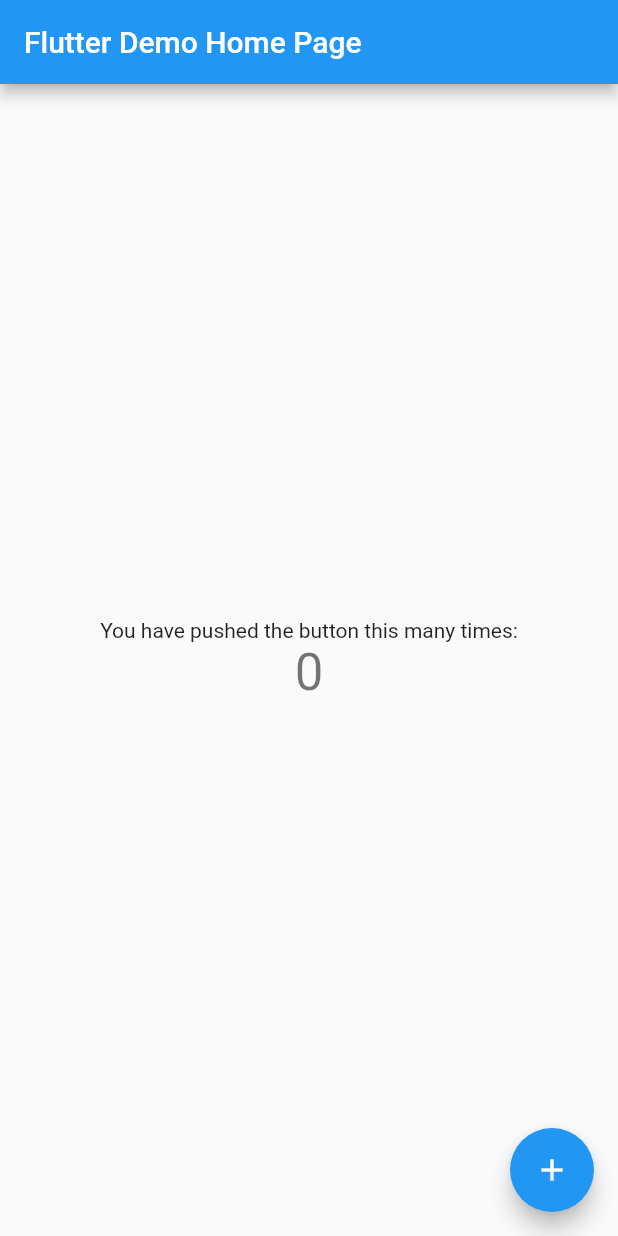
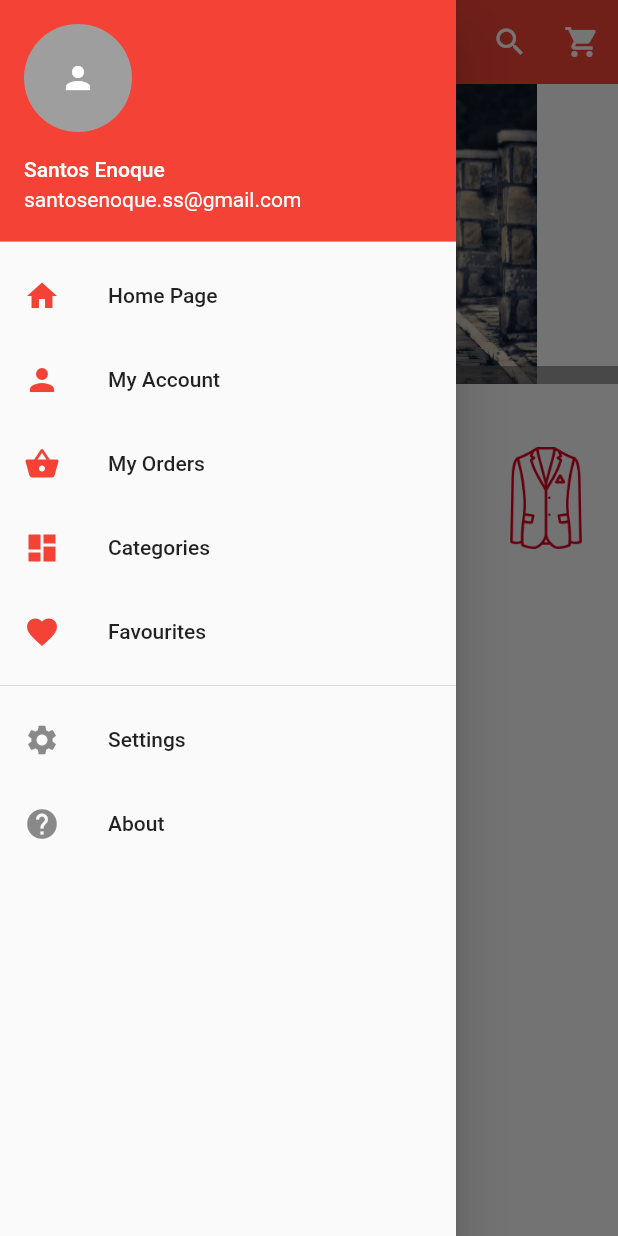
Before and after one commit to Ayobami-00/flutter-ecommerce-application, a Flutter app: the screen it shows after launch, with the side drawer open (before the commit the screen has no drawer), on a phone screen of 412 x 824 dp. Run offline on Flutter 3.47's test engine with Material 2 defaults, Android fonts, the phone set to English and light mode, and no system bars; drawn by our look-alikes of carousel_pro.

Commit message:
implemented image carousel and horizontal list view

```diff
--- /dev/null
+++ b/flutter_ecommerce_application/lib/components/horizontal_listview.dart
@@ -0,0 +1,76 @@
+import 'package:flutter/material.dart';
+
+class HorizontalList extends StatelessWidget {
+  @override
+  Widget build(BuildContext context) {
+    return Container(
+      height: 80.0,
+      child: ListView(
+        scrollDirection: Axis.horizontal,
+        children: <Widget>[
+
+          Category(
+            image_caption: "shirt",
+            image_location: "images/cats/tshirt.png",
+          ),
+
+          Category(
+            image_caption: "dress",
+            image_location: "images/cats/dress.png",
+          ),
+
+          Category(
+            image_caption: "pants",
+            image_location: "images/cats/jeans.png",
+          ),
+
+          Category(
+            image_caption: "formal",
+            image_location: "images/cats/formal.png",
+          ),
+
+          Category(
+            image_caption: "informal",
+            image_location: "images/cats/informal.png",
+          ),
+
+
+        ],
+      ),
+    );
+  }
+}
+
+class Category extends StatelessWidget {
+  final String image_location;
+  final String image_caption;
+
+  Category({
+    this.image_location,
+    this.image_caption,
+  });
+
+  @override
+  Widget build(BuildContext context) {
+    return Padding(
+      padding: EdgeInsets.all(2.0),
+      child: InkWell(
+        onTap: () {},
+        child: Container(
+          width: 100.0,
+          child: ListTile(
+            title: Image.asset(
+              image_location,
+              width: 100.0,
+              height: 80.0,
+            ),
+            subtitle: Container(
+              alignment: Alignment.topCenter,
+              child: Text(image_caption),
+            ),
+          ),
+        ),
+      ),
+    );
+  }
+}
--- /dev/null
+++ b/flutter_ecommerce_application/lib/components/products.dart
@@ -0,0 +1,52 @@
+import 'package:flutter/material.dart';
+
+class Products extends StatefulWidget {
+  @override
+  _ProductsState createState() => _ProductsState();
+}
+
+class _ProductsState extends State<Products> {
+
+  var product_list = [
+    {
+      "name": 'Blazer',
+      "picture": "images/products/blazer1.jpeg",
+      "old_price": 120,
+      "price": 85,
+    },
+    {
+      "name": 'Red dress',
+      "picture": "images/products/dress1.jpeg",
+      "old_price": 100,
+      "price": 50,
+    }
+
+  ];
+  @override
+  Widget build(BuildContext context) {
+    return Container(
+
+    );
+  }
+}
+
+
+class Single_prod extends StatelessWidget {
+  final prod_name;
+  final product_picture;
+  final prod_old_price;
+  final prod_price;
+
+  Single_prod({
+    this.prod_name,
+    this.product_picture,
+    this.prod_old_price,
+    this.prod_price
+  });
+  @override
+  Widget build(BuildContext context) {
+    return Container(
+
+    );
+  }
+}
--- a/flutter_ecommerce_application/lib/main.dart
+++ b/flutter_ecommerce_application/lib/main.dart
@@ -1,111 +1,170 @@
 import 'package:flutter/material.dart';
+import 'package:carousel_pro/carousel_pro.dart';
 
-void main() => runApp(MyApp());
+//my own imports
+import 'package:flutter_ecommerce_application/components/horizontal_listview.dart';
+import 'package:flutter_ecommerce_application/components/products.dart';
 
-class MyApp extends StatelessWidget {
-  // This widget is the root of your application.
+void main() {
+  runApp(MaterialApp(
+    debugShowCheckedModeBanner: false,
+    home: HomePage(),
+  ));
+}
+
+class HomePage extends StatefulWidget {
+  @override
+  _HomePageState createState() => _HomePageState();
+}
+
+class _HomePageState extends State<HomePage> {
   @override
   Widget build(BuildContext context) {
-    return MaterialApp(
-      title: 'Flutter Demo',
-      theme: ThemeData(
-        // This is the theme of your application.
-        //
-        // Try running your application with "flutter run". You'll see the
-        // application has a blue toolbar. Then, without quitting the app, try
-        // changing the primarySwatch below to Colors.green and then invoke
-        // "hot reload" (press "r" in the console where you ran "flutter run",
-        // or simply save your changes to "hot reload" in a Flutter IDE).
-        // Notice that the counter didn't reset back to zero; the application
-        // is not restarted.
-        primarySwatch: Colors.blue,
+    Widget image_carousel = Container(
+      height: 200.0,
+      child: Carousel(
+        boxFit: BoxFit.cover,
+        images: [
+          Image.asset("images/c1.jpg"),
+          Image.asset("images/m1.jpeg"),
+          Image.asset("images/m2.jpg"),
+          Image.asset("images/w1.jpeg"),
+          Image.asset("images/w3.jpeg"),
+          Image.asset("images/w4.jpeg"),
+        ],
+        autoplay: false,
+        // animationCurve: Curves.fastOutSlowIn,
+        // animationDuration: Duration(milliseconds: 1000),
+        dotSize: 4.0,
+        indicatorBgPadding: 2.0,
       ),
-      home: MyHomePage(title: 'Flutter Demo Home Page'),
     );
-  }
-}
-
-class MyHomePage extends StatefulWidget {
-  MyHomePage({Key key, this.title}) : super(key: key);
-
-  // This widget is the home page of your application. It is stateful, meaning
-  // that it has a State object (defined below) that contains fields that affect
-  // how it looks.
-
-  // This class is the configuration for the state. It holds the values (in this
-  // case the title) provided by the parent (in this case the App widget) and
-  // used by the build method of the State. Fields in a Widget subclass are
-  // always marked "final".
-
-  final String title;
-
-  @override
-  _MyHomePageState createState() => _MyHomePageState();
-}
-
-class _MyHomePageState extends State<MyHomePage> {
-  int _counter = 0;
-
-  void _incrementCounter() {
-    setState(() {
-      // This call to setState tells the Flutter framework that something has
-      // changed in this State, which causes it to rerun the build method below
-      // so that the display can reflect the updated values. If we changed
-      // _counter without calling setState(), then the build method would not be
-      // called again, and so nothing would appear to happen.
-      _counter++;
-    });
-  }
-
-  @override
-  Widget build(BuildContext context) {
-    // This method is rerun every time setState is called, for instance as done
-    // by the _incrementCounter method above.
-    //
-    // The Flutter framework has been optimized to make rerunning build methods
-    // fast, so that you can just rebuild anything that needs updating rather
-    // than having to individually change instances of widgets.
     return Scaffold(
       appBar: AppBar(
-        // Here we take the value from the MyHomePage object that was created by
-        // the App.build method, and use it to set our appbar title.
-        title: Text(widget.title),
+        elevation: 0.1,
+        backgroundColor: Colors.red,
+        title: Text("Fashapp"),
+        actions: <Widget>[
+          IconButton(
+              icon: Icon(
+                Icons.search,
+                color: Colors.white,
+              ),
+              onPressed: () {}),
+          IconButton(
+              icon: Icon(
+                Icons.shopping_cart,
+                color: Colors.white,
+              ),
+              onPressed: () {}),
+        ],
       ),
-      body: Center(
-        // Center is a layout widget. It takes a single child and positions it
-        // in the middle of the parent.
-        child: Column(
-          // Column is also a layout widget. It takes a list of children and
-          // arranges them vertically. By default, it sizes itself to fit its
-          // children horizontally, and tries to be as tall as its parent.
-          //
-          // Invoke "debug painting" (press "p" in the console, choose the
-          // "Toggle Debug Paint" action from the Flutter Inspector in Android
-          // Studio, or the "Toggle Debug Paint" command in Visual Studio Code)
-          // to see the wireframe for each widget.
-          //
-          // Column has various properties to control how it sizes itself and
-          // how it positions its children. Here we use mainAxisAlignment to
-          // center the children vertically; the main axis here is the vertical
-          // axis because Columns are vertical (the cross axis would be
-          // horizontal).
-          mainAxisAlignment: MainAxisAlignment.center,
+      drawer: Drawer(
+        child: ListView(
           children: <Widget>[
-            Text(
-              'You have pushed the button this many times:',
+            // header
+            UserAccountsDrawerHeader(
+              accountName: Text("Santos Enoque"),
+              accountEmail: Text("santosenoque.ss@gmail.com"),
+              currentAccountPicture: GestureDetector(
+                child: CircleAvatar(
+                  backgroundColor: Colors.grey,
+                  child: Icon(Icons.person, color: Colors.white),
+                ),
+              ),
+              decoration: BoxDecoration(
+                color: Colors.red,
+              ),
             ),
-            Text(
-              '$_counter',
-              style: Theme.of(context).textTheme.display1,
+            //body
+            InkWell(
+              onTap: () {},
+              child: ListTile(
+                title: Text("Home Page"),
+                leading: Icon(Icons.home, color: Colors.red),
+              ),
+            ),
+
+            InkWell(
+              onTap: () {},
+              child: ListTile(
+                title: Text("My Account"),
+                leading: Icon(Icons.person, color: Colors.red),
+              ),
+            ),
+
+            InkWell(
+              onTap: () {},
+              child: ListTile(
+                title: Text("My Orders"),
+                leading: Icon(Icons.shopping_basket, color: Colors.red),
+              ),
+            ),
+
+            InkWell(
+              onTap: () {},
+              child: ListTile(
+                title: Text("Categories"),
+                leading: Icon(Icons.dashboard, color: Colors.red),
+              ),
+            ),
+
+            InkWell(
+              onTap: () {},
+              child: ListTile(
+                title: Text("Favourites"),
+                leading: Icon(Icons.favorite, color: Colors.red),
+              ),
+            ),
+
+            Divider(),
+
+            InkWell(
+              onTap: () {},
+              child: ListTile(
+                title: Text("Settings"),
+                leading: Icon(Icons.settings),
+              ),
+            ),
+
+            InkWell(
+              onTap: () {},
+              child: ListTile(
+                title: Text("About"),
+                leading: Icon(Icons.help),
+              ),
             ),
           ],
         ),
       ),
-      floatingActionButton: FloatingActionButton(
-        onPressed: _incrementCounter,
-        tooltip: 'Increment',
-        child: Icon(Icons.add),
-      ), // This trailing comma makes auto-formatting nicer for build methods.
+      body: ListView(
+        children: <Widget>[
+          //image_carousel begins here
+          image_carousel,
+
+          //padding widget
+          Padding(
+            padding: const EdgeInsets.all(8.0),
+            child: Text("Categories"),
+          ),
+
+          //Horizontal list view begins here
+          HorizontalList(),
+
+          //padding widget
+          Padding(
+            padding: const EdgeInsets.all(20.0),
+            child: Text("Recent products"),
+          ),
+
+          //gridview
+          Container(
+            height: 320.0,
+            child: Products(),
+          )
+
+        ],
+      ),
     );
   }
 }
```
Also changed, not shown: flutter_ecommerce_application/pubspec.yaml (+21 -3 lines), flutter_ecommerce_application/pubspec.lock, 1 other file.
